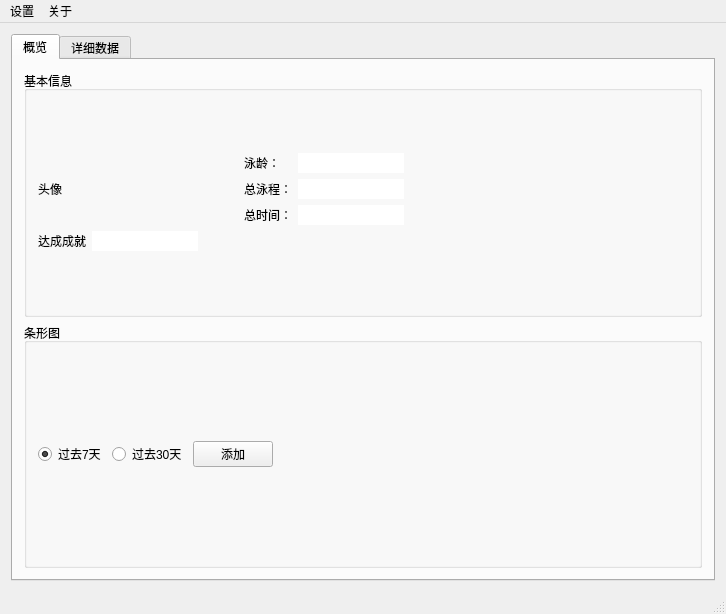
The window that code/SwimmingPerformance/mainwindow.ui (xinyuewodi/SwimmingPerformance) describes before a commit, drawn with Qt 5.
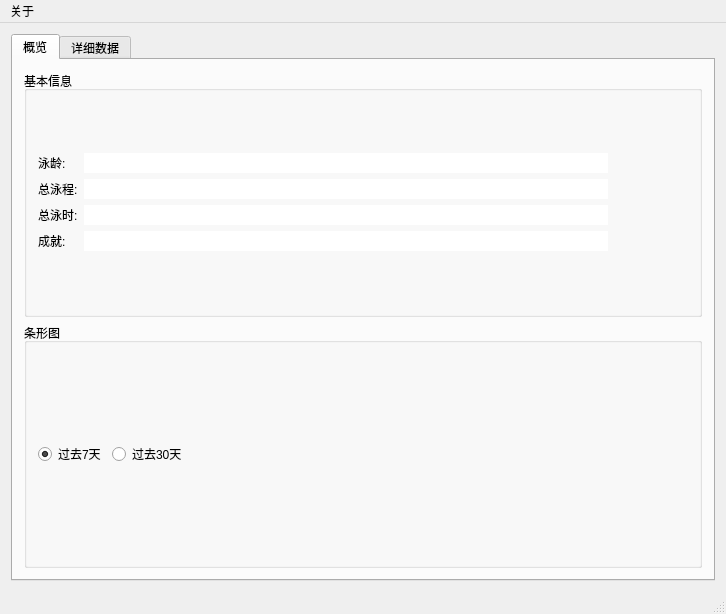
The same window after the commit. Icons and pictures are not drawn.

Patch:
```diff
--- a/code/SwimmingPerformance/mainwindow.ui
+++ b/code/SwimmingPerformance/mainwindow.ui
@@ -43,10 +43,10 @@
           <layout class="QVBoxLayout" name="verticalLayout_2">
            <item>
             <layout class="QGridLayout" name="gridLayout">
-             <item row="1" column="3">
+             <item row="1" column="0">
               <widget class="QLabel" name="label_2">
                <property name="sizePolicy">
-                <sizepolicy hsizetype="Preferred" vsizetype="Preferred">
+                <sizepolicy hsizetype="Maximum" vsizetype="Preferred">
                  <horstretch>0</horstretch>
                  <verstretch>0</verstretch>
                 </sizepolicy>
@@ -55,171 +55,52 @@
                 <enum>Qt::LeftToRight</enum>
                </property>
                <property name="text">
-                <string>总泳程：</string>
+                <string>总泳程:</string>
                </property>
                <property name="buddy">
                 <cstring>lineEdit_totalDistance</cstring>
                </property>
               </widget>
              </item>
-             <item row="0" column="0" rowspan="3" colspan="2">
-              <widget class="QLabel" name="label">
-               <property name="sizePolicy">
-                <sizepolicy hsizetype="Minimum" vsizetype="Preferred">
-                 <horstretch>0</horstretch>
-                 <verstretch>0</verstretch>
-                </sizepolicy>
-               </property>
-               <property name="text">
-                <string>头像</string>
-               </property>
-              </widget>
-             </item>
-             <item row="1" column="4">
-              <widget class="QLineEdit" name="lineEdit_totalDistance">
-               <property name="sizePolicy">
-                <sizepolicy hsizetype="Maximum" vsizetype="Fixed">
-                 <horstretch>0</horstretch>
-                 <verstretch>0</verstretch>
-                </sizepolicy>
-               </property>
-               <property name="frame">
-                <bool>false</bool>
-               </property>
-               <property name="readOnly">
-                <bool>true</bool>
-               </property>
-              </widget>
-             </item>
-             <item row="0" column="4">
-              <widget class="QLineEdit" name="lineEdit_swimAge">
-               <property name="sizePolicy">
-                <sizepolicy hsizetype="Maximum" vsizetype="Fixed">
-                 <horstretch>0</horstretch>
-                 <verstretch>0</verstretch>
-                </sizepolicy>
-               </property>
-               <property name="frame">
-                <bool>false</bool>
-               </property>
-               <property name="readOnly">
-                <bool>true</bool>
-               </property>
-              </widget>
-             </item>
-             <item row="2" column="4">
-              <widget class="QLineEdit" name="lineEdit_totalTime">
-               <property name="sizePolicy">
-                <sizepolicy hsizetype="Maximum" vsizetype="Fixed">
-                 <horstretch>0</horstretch>
-                 <verstretch>0</verstretch>
-                </sizepolicy>
-               </property>
-               <property name="frame">
-                <bool>false</bool>
-               </property>
-               <property name="readOnly">
-                <bool>true</bool>
-               </property>
-              </widget>
-             </item>
-             <item row="2" column="3">
-              <widget class="QLabel" name="label_3">
-               <property name="layoutDirection">
-                <enum>Qt::LeftToRight</enum>
-               </property>
-               <property name="text">
-                <string>总时间：</string>
-               </property>
-               <property name="buddy">
-                <cstring>lineEdit_totalTime</cstring>
-               </property>
-              </widget>
-             </item>
-             <item row="0" column="3">
-              <widget class="QLabel" name="label_4">
-               <property name="layoutDirection">
-                <enum>Qt::LeftToRight</enum>
-               </property>
-               <property name="text">
-                <string>泳龄：</string>
-               </property>
-               <property name="buddy">
-                <cstring>lineEdit_swimAge</cstring>
-               </property>
-              </widget>
-             </item>
              <item row="3" column="0">
               <widget class="QLabel" name="label_5">
                <property name="sizePolicy">
-                <sizepolicy hsizetype="Minimum" vsizetype="Preferred">
+                <sizepolicy hsizetype="Maximum" vsizetype="Preferred">
                  <horstretch>0</horstretch>
                  <verstretch>0</verstretch>
                 </sizepolicy>
                </property>
                <property name="text">
-                <string>达成成就</string>
+                <string>成就:</string>
                </property>
                <property name="buddy">
                 <cstring>lineEdit_achievements</cstring>
                </property>
               </widget>
              </item>
-             <item row="0" column="2">
-              <spacer name="horizontalSpacer_3">
-               <property name="orientation">
-                <enum>Qt::Horizontal</enum>
+             <item row="1" column="1">
+              <widget class="QLineEdit" name="lineEdit_totalDistance">
+               <property name="sizePolicy">
+                <sizepolicy hsizetype="Minimum" vsizetype="Fixed">
+                 <horstretch>0</horstretch>
+                 <verstretch>0</verstretch>
+                </sizepolicy>
                </property>
-               <property name="sizeType">
-                <enum>QSizePolicy::Maximum</enum>
+               <property name="frame">
+                <bool>false</bool>
                </property>
-               <property name="sizeHint" stdset="0">
-                <size>
-                 <width>40</width>
-                 <height>20</height>
-                </size>
+               <property name="readOnly">
+                <bool>true</bool>
                </property>
-              </spacer>
+              </widget>
              </item>
-             <item row="1" column="2">
-              <spacer name="horizontalSpacer_5">
-               <property name="orientation">
-                <enum>Qt::Horizontal</enum>
-               </property>
-               <property name="sizeType">
-                <enum>QSizePolicy::Maximum</enum>
-               </property>
-               <property name="sizeHint" stdset="0">
-                <size>
-                 <width>40</width>
-                 <height>20</height>
-                </size>
-               </property>
-              </spacer>
-             </item>
-             <item row="2" column="2">
-              <spacer name="horizontalSpacer_6">
-               <property name="orientation">
-                <enum>Qt::Horizontal</enum>
-               </property>
-               <property name="sizeType">
-                <enum>QSizePolicy::Maximum</enum>
-               </property>
-               <property name="sizeHint" stdset="0">
-                <size>
-                 <width>40</width>
-                 <height>20</height>
-                </size>
-               </property>
-              </spacer>
-             </item>
-             <item row="3" column="4">
+             <item row="3" column="3">
               <spacer name="horizontalSpacer_4">
                <property name="orientation">
                 <enum>Qt::Horizontal</enum>
                </property>
                <property name="sizeType">
-                <enum>QSizePolicy::Expanding</enum>
+                <enum>QSizePolicy::Minimum</enum>
                </property>
                <property name="sizeHint" stdset="0">
                 <size>
@@ -232,7 +113,7 @@
              <item row="3" column="1">
               <widget class="QLineEdit" name="lineEdit_achievements">
                <property name="sizePolicy">
-                <sizepolicy hsizetype="Maximum" vsizetype="Fixed">
+                <sizepolicy hsizetype="Minimum" vsizetype="Fixed">
                  <horstretch>0</horstretch>
                  <verstretch>0</verstretch>
                 </sizepolicy>
@@ -245,22 +126,6 @@
                </property>
               </widget>
              </item>
-             <item row="3" column="3">
-              <spacer name="horizontalSpacer_2">
-               <property name="orientation">
-                <enum>Qt::Horizontal</enum>
-               </property>
-               <property name="sizeType">
-                <enum>QSizePolicy::Preferred</enum>
-               </property>
-               <property name="sizeHint" stdset="0">
-                <size>
-                 <width>40</width>
-                 <height>20</height>
-                </size>
-               </property>
-              </spacer>
-             </item>
              <item row="3" column="2">
               <spacer name="horizontalSpacer_7">
                <property name="orientation">
@@ -277,6 +142,130 @@
                </property>
               </spacer>
              </item>
+             <item row="1" column="2">
+              <spacer name="horizontalSpacer_5">
+               <property name="orientation">
+                <enum>Qt::Horizontal</enum>
+               </property>
+               <property name="sizeType">
+                <enum>QSizePolicy::Maximum</enum>
+               </property>
+               <property name="sizeHint" stdset="0">
+                <size>
+                 <width>40</width>
+                 <height>20</height>
+                </size>
+               </property>
+              </spacer>
+             </item>
+             <item row="0" column="2">
+              <spacer name="horizontalSpacer_3">
+               <property name="orientation">
+                <enum>Qt::Horizontal</enum>
+               </property>
+               <property name="sizeType">
+                <enum>QSizePolicy::Maximum</enum>
+               </property>
+               <property name="sizeHint" stdset="0">
+                <size>
+                 <width>40</width>
+                 <height>20</height>
+                </size>
+               </property>
+              </spacer>
+             </item>
+             <item row="2" column="2">
+              <spacer name="horizontalSpacer_6">
+               <property name="orientation">
+                <enum>Qt::Horizontal</enum>
+               </property>
+               <property name="sizeType">
+                <enum>QSizePolicy::Maximum</enum>
+               </property>
+               <property name="sizeHint" stdset="0">
+                <size>
+                 <width>40</width>
+                 <height>20</height>
+                </size>
+               </property>
+              </spacer>
+             </item>
+             <item row="0" column="0">
+              <widget class="QLabel" name="label_4">
+               <property name="sizePolicy">
+                <sizepolicy hsizetype="Maximum" vsizetype="Preferred">
+                 <horstretch>0</horstretch>
+                 <verstretch>0</verstretch>
+                </sizepolicy>
+               </property>
+               <property name="layoutDirection">
+                <enum>Qt::LeftToRight</enum>
+               </property>
+               <property name="text">
+                <string>泳龄:</string>
+               </property>
+               <property name="buddy">
+                <cstring>lineEdit_swimAge</cstring>
+               </property>
+              </widget>
+             </item>
+             <item row="2" column="0">
+              <widget class="QLabel" name="label_3">
+               <property name="sizePolicy">
+                <sizepolicy hsizetype="Maximum" vsizetype="Preferred">
+                 <horstretch>0</horstretch>
+                 <verstretch>0</verstretch>
+                </sizepolicy>
+               </property>
+               <property name="layoutDirection">
+                <enum>Qt::LeftToRight</enum>
+               </property>
+               <property name="text">
+                <string>总泳时:</string>
+               </property>
+               <property name="buddy">
+                <cstring>lineEdit_totalTime</cstring>
+               </property>
+              </widget>
+             </item>
+             <item row="2" column="1">
+              <widget class="QLineEdit" name="lineEdit_totalTime">
+               <property name="sizePolicy">
+                <sizepolicy hsizetype="Minimum" vsizetype="Fixed">
+                 <horstretch>0</horstretch>
+                 <verstretch>0</verstretch>
+                </sizepolicy>
+               </property>
+               <property name="minimumSize">
+                <size>
+                 <width>0</width>
+                 <height>0</height>
+                </size>
+               </property>
+               <property name="frame">
+                <bool>false</bool>
+               </property>
+               <property name="readOnly">
+                <bool>true</bool>
+               </property>
+              </widget>
+             </item>
+             <item row="0" column="1">
+              <widget class="QLineEdit" name="lineEdit_swimAge">
+               <property name="sizePolicy">
+                <sizepolicy hsizetype="Minimum" vsizetype="Fixed">
+                 <horstretch>0</horstretch>
+                 <verstretch>0</verstretch>
+                </sizepolicy>
+               </property>
+               <property name="frame">
+                <bool>false</bool>
+               </property>
+               <property name="readOnly">
+                <bool>true</bool>
+               </property>
+              </widget>
+             </item>
             </layout>
            </item>
           </layout>
@@ -309,13 +298,6 @@
                  </property>
                 </widget>
                </item>
-               <item>
-                <widget class="QPushButton" name="pushButton_add2">
-                 <property name="text">
-                  <string>添加</string>
-                 </property>
-                </widget>
-               </item>
                <item>
                 <spacer name="horizontalSpacer">
                  <property name="orientation">
@@ -428,14 +410,8 @@
     <property name="title">
      <string>关于</string>
     </property>
-   </widget>
-   <widget class="QMenu" name="menu_2">
-    <property name="title">
-     <string>设置</string>
-    </property>
     <addaction name="actionDisplay"/>
    </widget>
-   <addaction name="menu_2"/>
    <addaction name="menu"/>
   </widget>
   <widget class="QStatusBar" name="statusBar"/>
```
Left out of the diff: 6 changed lines with no effect on the pictures.
